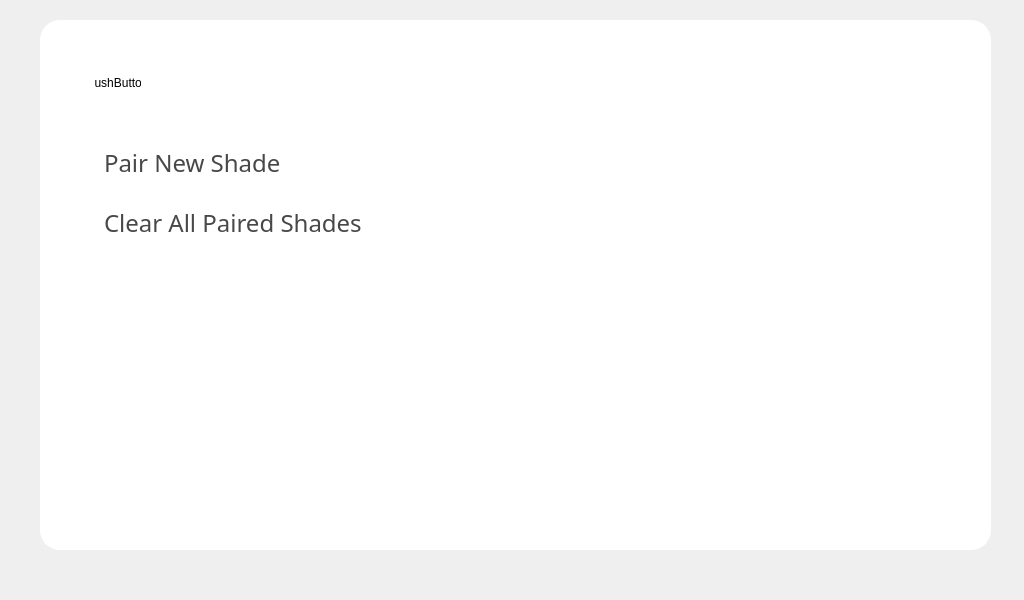
This is settings_screen.ui in IsaacIngram/makeplus-livenation-ui as Qt 5 draws it before an edit. The edited form follows.
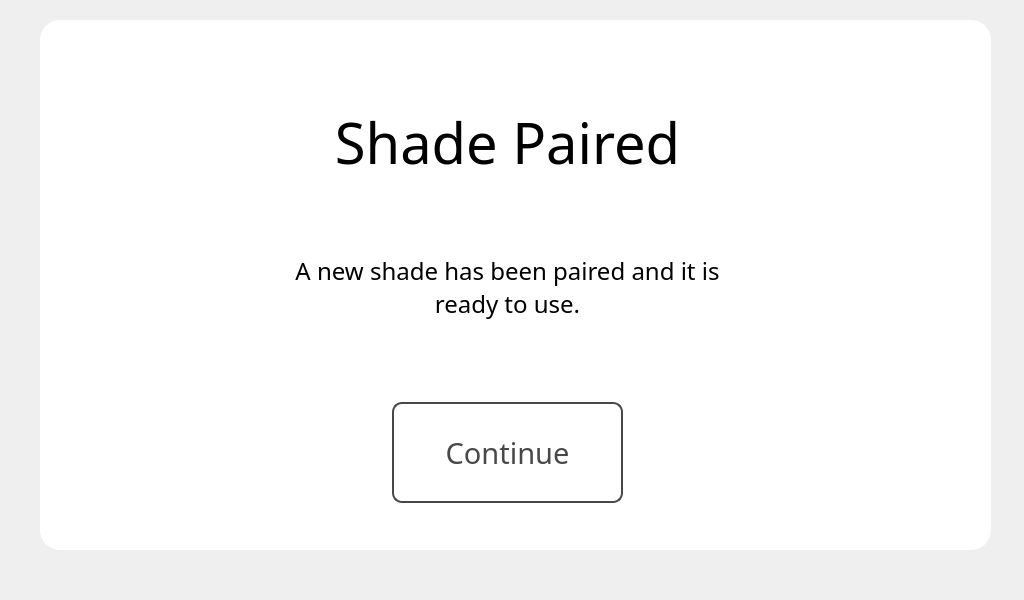
This is the edited form. The open tabs and pages were chosen to show the change.

Commit message: Add paired screen and resolve butting binding

```diff
--- a/settings_screen.ui
+++ b/settings_screen.ui
@@ -275,6 +275,82 @@
      </property>
     </widget>
    </widget>
+   <widget class="QWidget" name="pairedPage">
+    <widget class="QPushButton" name="continuePairedButton">
+     <property name="geometry">
+      <rect>
+       <x>350</x>
+       <y>380</y>
+       <width>231</width>
+       <height>101</height>
+      </rect>
+     </property>
+     <property name="font">
+      <font>
+       <family>Live Nation</family>
+       <pointsize>22</pointsize>
+      </font>
+     </property>
+     <property name="styleSheet">
+      <string notr="true">QPushButton {
+    color: rgb(72, 72, 72);
+    border: 2px solid rgb(72, 72, 72);
+    border-radius: 10px;
+}
+</string>
+     </property>
+     <property name="text">
+      <string>Continue</string>
+     </property>
+    </widget>
+    <widget class="QLabel" name="label_5">
+     <property name="geometry">
+      <rect>
+       <x>150</x>
+       <y>70</y>
+       <width>631</width>
+       <height>101</height>
+      </rect>
+     </property>
+     <property name="font">
+      <font>
+       <family>Live Nation</family>
+       <pointsize>42</pointsize>
+      </font>
+     </property>
+     <property name="text">
+      <string>Shade Paired</string>
+     </property>
+     <property name="alignment">
+      <set>Qt::AlignCenter</set>
+     </property>
+    </widget>
+    <widget class="QLabel" name="label_6">
+     <property name="geometry">
+      <rect>
+       <x>220</x>
+       <y>210</y>
+       <width>491</width>
+       <height>111</height>
+      </rect>
+     </property>
+     <property name="font">
+      <font>
+       <family>Live Nation</family>
+       <pointsize>18</pointsize>
+      </font>
+     </property>
+     <property name="text">
+      <string>A new shade has been paired and it is ready to use.</string>
+     </property>
+     <property name="alignment">
+      <set>Qt::AlignCenter</set>
+     </property>
+     <property name="wordWrap">
+      <bool>true</bool>
+     </property>
+    </widget>
+   </widget>
   </widget>
  </widget>
  <resources/>
```
The commit also changes 1 other file.
